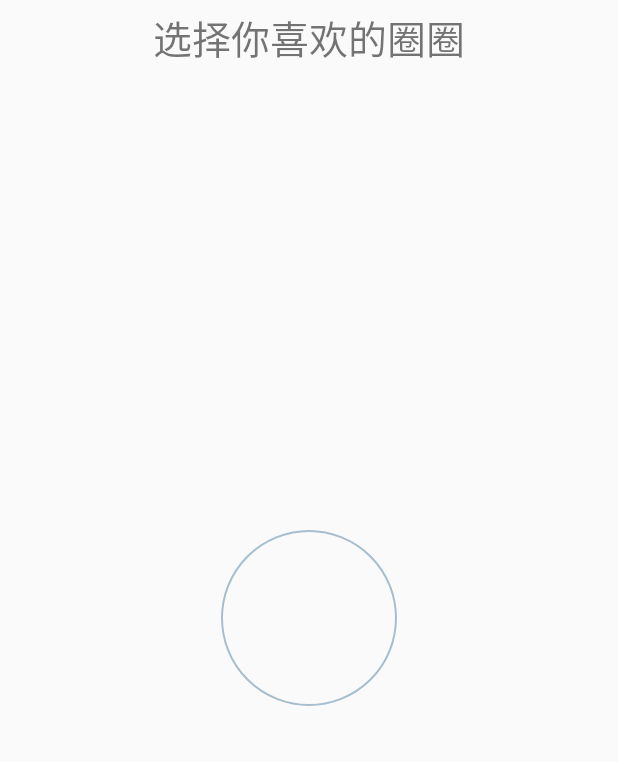
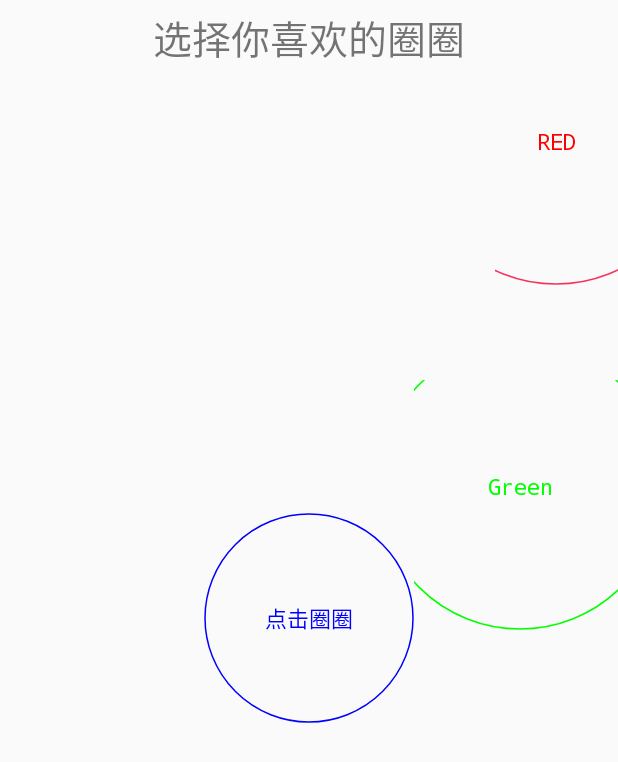
Before and after one commit to RustFisher/aboutView, an Android app: the CirclesActivity screen opened directly, with no data from a screen before it, on a phone screen of 412 x 824 dp. Shown: the top 762 px of the screen. Run offline under Robolectric (Android 15) with nearby library versions, the phone set to English and light mode, and no system bars.

Commit message:
Summary:add 3 circles
[Type]:Feature

[Description]:Add 3 circles
modified:
app/src/main/java/com/rust/aboutview/CirclesActivity.java
app/src/main/java/com/rust/aboutview/view/OptionCircle.java
app/src/main/res/layout/activity_circle_choose.xml

```diff
--- a/app/src/main/java/com/rust/aboutview/CirclesActivity.java
+++ b/app/src/main/java/com/rust/aboutview/CirclesActivity.java
@@ -1,26 +1,35 @@
 package com.rust.aboutview;
 
 import android.app.Activity;
+import android.graphics.Color;
 import android.os.Bundle;
 import android.os.Handler;
 import android.os.Message;
+import android.view.View;
 
 import com.rust.aboutview.view.OptionCircle;
 
-
 public class CirclesActivity extends Activity {
 
-    private static final int CENTER_CIRCLE = 101;
+    private static final int UPDATE_ALL_CIRCLE = 99;
 
     OptionCircle centerCircle;
+    OptionCircle circle0;
+    OptionCircle circle1;
 
     CircleHandler handler = new CircleHandler(this);
 
     /**
-     * Handler : update UI
+     * Handler : update circles UI
      */
     static class CircleHandler extends Handler {
         CirclesActivity activity;
+        boolean zoomDir = true;
+        int r = 86;
+
+        int moveDir = 0;// 4 directions : 0 ~ 3
+        int circle1_x = 0;// offset value
+        int circle1_y = 0;
 
         CircleHandler(CirclesActivity a) {
             activity = a;
@@ -29,10 +38,43 @@ public class CirclesActivity extends Activity {
         @Override
         public void handleMessage(Message msg) {
             switch (msg.what) {
-                case CENTER_CIRCLE: {
+                case UPDATE_ALL_CIRCLE: {
+                    if (zoomDir) {
+                        r++;
+                        if (r >= 99) zoomDir = false;
+                    } else {
+                        r--;
+                        if (r <= 86) zoomDir = true;
+                    }
+                    activity.circle0.invalidate();
+                    activity.circle0.setRadius(r);
+                    calOffsetX();
+                    activity.circle1.invalidate();
+                    activity.circle1.setCenterOffset(circle1_x, circle1_y);
+                }
+            }
+        }
 
-                }
-
+        private void calOffsetX() {
+            if (moveDir == 0) {
+                circle1_x--;
+                circle1_y++;
+                if (circle1_x <= -6) moveDir = 1;
+            }
+            if (moveDir == 1) {
+                circle1_x++;
+                circle1_y++;
+                if (circle1_x >= 0) moveDir = 2;
+            }
+            if (moveDir == 2) {
+                circle1_x++;
+                circle1_y--;
+                if (circle1_x >= 6) moveDir = 3;
+            }
+            if (moveDir == 3) {
+                circle1_x--;
+                circle1_y--;
+                if (circle1_x <= 0) moveDir = 0;
             }
         }
     }
@@ -43,10 +85,10 @@ public class CirclesActivity extends Activity {
         public void run() {
             while (true) {
                 Message message = new Message();
-                message.what = CENTER_CIRCLE;
+                message.what = UPDATE_ALL_CIRCLE;
                 handler.sendEmptyMessage(message.what);
                 try {
-                    Thread.sleep(10); // pause
+                    Thread.sleep(160); // pause
                 } catch (InterruptedException e) {
                     Thread.currentThread().interrupt();
                 }
@@ -59,10 +101,30 @@ public class CirclesActivity extends Activity {
         super.onCreate(savedInstanceState);
         setContentView(R.layout.activity_circle_choose);
         centerCircle = (OptionCircle) findViewById(R.id.center_circle);
-        centerCircle.invalidate();
-        centerCircle.setRadius(58);
+        circle0 = (OptionCircle) findViewById(R.id.circle_0);
+        circle1 = (OptionCircle) findViewById(R.id.circle_1);
 
+        centerCircle.setRadius(69);
+        centerCircle.setColorText(Color.BLUE);
+        centerCircle.setColorCircle(Color.BLUE);
+        centerCircle.setText("点击圈圈");
+
+        circle0.setColorText(Color.RED);
+        circle0.setText("RED");
+
+        circle1.setColorCircle(Color.GREEN);
+        circle1.setColorText(Color.GREEN);
+        circle1.setText("Green");
+        circle1.setRadius(95);
+
+        circle0.setOnClickListener(new View.OnClickListener() {
+            @Override
+            public void onClick(View v) {
+
+            }
+        });
+
+        Thread t = new Thread(new UpdateCircles());
+        t.start();
     }
-
-
 }
--- a/app/src/main/java/com/rust/aboutview/view/OptionCircle.java
+++ b/app/src/main/java/com/rust/aboutview/view/OptionCircle.java
@@ -2,7 +2,9 @@ package com.rust.aboutview.view;
 
 import android.content.Context;
 import android.graphics.Canvas;
+import android.graphics.Color;
 import android.graphics.Paint;
+import android.graphics.Typeface;
 import android.util.AttributeSet;
 import android.view.View;
 
@@ -11,6 +13,12 @@ public class OptionCircle extends View {
     private final Paint paint;
     private final Context context;
     int radius = -1;
+    int centerOffsetX = 0;
+    int centerOffsetY = 0;
+    int colorCircle;
+    int colorBackground = Color.WHITE;
+    int colorText;
+    String textCircle = "";
 
     public OptionCircle(Context context) {
         this(context, null);
@@ -22,31 +30,64 @@ public class OptionCircle extends View {
         this.paint = new Paint();
         this.paint.setAntiAlias(true);
         this.paint.setStyle(Paint.Style.STROKE);
+        colorCircle = Color.argb(205, 245, 2, 51);
+        colorText = colorCircle;
     }
 
     public void setRadius(int r) {
         this.radius = r;
     }
 
+    public void setCenterOffset(int x, int y) {
+        this.centerOffsetX = x;
+        this.centerOffsetY = y;
+    }
+
+    public void setColorCircle(int c) {
+        this.colorCircle = c;
+    }
+
+    public void setColorText(int c) {
+        this.colorText = c;
+    }
+
+    public void setColorBackground(int c) {
+        this.colorBackground = c;
+    }
+
+    public void setText(String s) {
+        this.textCircle = s;
+    }
+
     @Override
     protected void onDraw(Canvas canvas) {
         int center = getWidth() / 2;
-        int innerCircle = 69;
+        int innerCircle = 86;
         if (radius > 0) {
             innerCircle = dip2px(context, radius); //set inner radius
         }
 
         // draw circle
-        this.paint.setARGB(255, 167, 190, 206);
-        this.paint.setStrokeWidth(2);
-        canvas.drawCircle(center, center, innerCircle, this.paint);
+        this.paint.setStyle(Paint.Style.STROKE);
+        this.paint.setColor(colorCircle);
+        this.paint.setStrokeWidth(1.5f);
+        canvas.drawCircle(center + centerOffsetX, center + centerOffsetY, innerCircle, this.paint);
 
+        // draw text
+        this.paint.setStyle(Paint.Style.FILL);
+        this.paint.setStrokeWidth(1);
+        this.paint.setTextSize(22);
+        this.paint.setTypeface(Typeface.MONOSPACE);
+        this.paint.setColor(colorText);
+        this.paint.setTextAlign(Paint.Align.CENTER);
+        Paint.FontMetricsInt fontMetrics = paint.getFontMetricsInt();
+        canvas.drawText(textCircle, center + centerOffsetX,
+                center + centerOffsetY - (fontMetrics.top + fontMetrics.bottom) / 2, this.paint);
         super.onDraw(canvas);
     }
 
-
     /**
-     * 根据手机的分辨率从 dp 的单位 转成为 px(像素)
+     * convert dp to px
      */
     public static int dip2px(Context context, float dpValue) {
         final float scale = context.getResources().getDisplayMetrics().density;
--- a/app/src/main/res/layout/activity_circle_choose.xml
+++ b/app/src/main/res/layout/activity_circle_choose.xml
@@ -19,4 +19,19 @@
         android:layout_centerHorizontal="true"
         android:layout_centerVertical="true" />
 
+    <com.rust.aboutview.view.OptionCircle
+        android:id="@+id/circle_0"
+        android:layout_width="200dp"
+        android:layout_height="200dp"
+        android:layout_marginStart="330dp"
+        android:layout_marginTop="53dp" />
+
+    <com.rust.aboutview.view.OptionCircle
+        android:id="@+id/circle_1"
+        android:layout_width="210dp"
+        android:layout_height="210dp"
+        android:layout_below="@+id/circle_0"
+        android:layout_toEndOf="@+id/center_circle" />
+
+
 </RelativeLayout>
```
